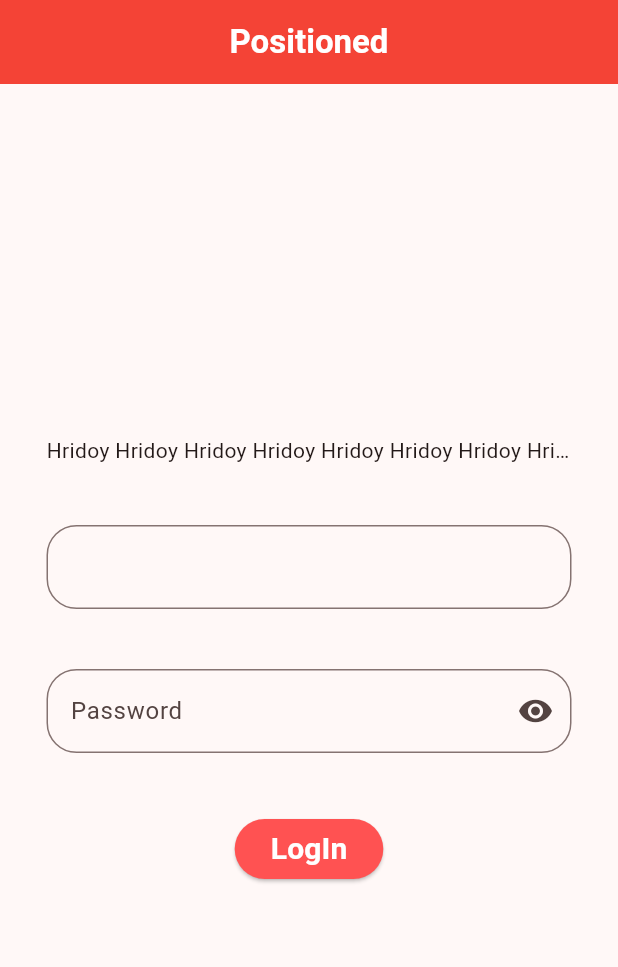
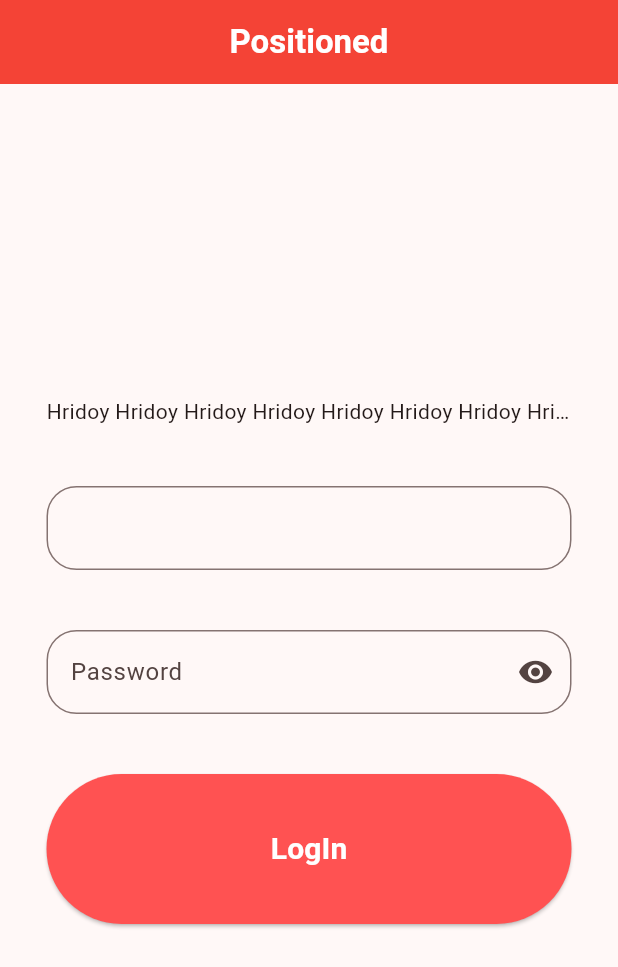
Before and after one commit to rshhridoy/flutter-playground, a Flutter app: the screen it shows after launch, on a phone screen of 412 x 824 dp. Shown: the top 967 px of the screen. Run offline on Flutter 3.47's test engine with Material 3 defaults, Android fonts, the phone set to English and light mode, and no system bars.

```diff
--- a/lib/main.dart
+++ b/lib/main.dart
@@ -1,5 +1,4 @@
 import 'package:flutter/material.dart';
-import 'package:font_awesome_flutter/font_awesome_flutter.dart';
 
 void main() {
   runApp(const MyApp());
@@ -106,10 +105,9 @@ class _MyHomePageState extends State<MyHomePage> {
                   ),
                 ),
               ),
-              ConstrainedBox(
-                constraints: BoxConstraints(maxWidth: 500, maxHeight: 200),
-                child: ElevatedButton(
+              ElevatedButton(
                   style: ButtonStyle(
+                      minimumSize: WidgetStatePropertyAll(Size(350, 100)),
                       backgroundColor:
                           WidgetStatePropertyAll(Colors.redAccent)),
                   onPressed: () {},
@@ -119,8 +117,7 @@ class _MyHomePageState extends State<MyHomePage> {
                         color: Colors.white,
                         fontWeight: FontWeight.bold,
                         fontSize: 20),
-                    )),
-              )
+                  ))
             ],
           ),
         ));
```
Lines whose indentation alone changed are shown as unchanged.
